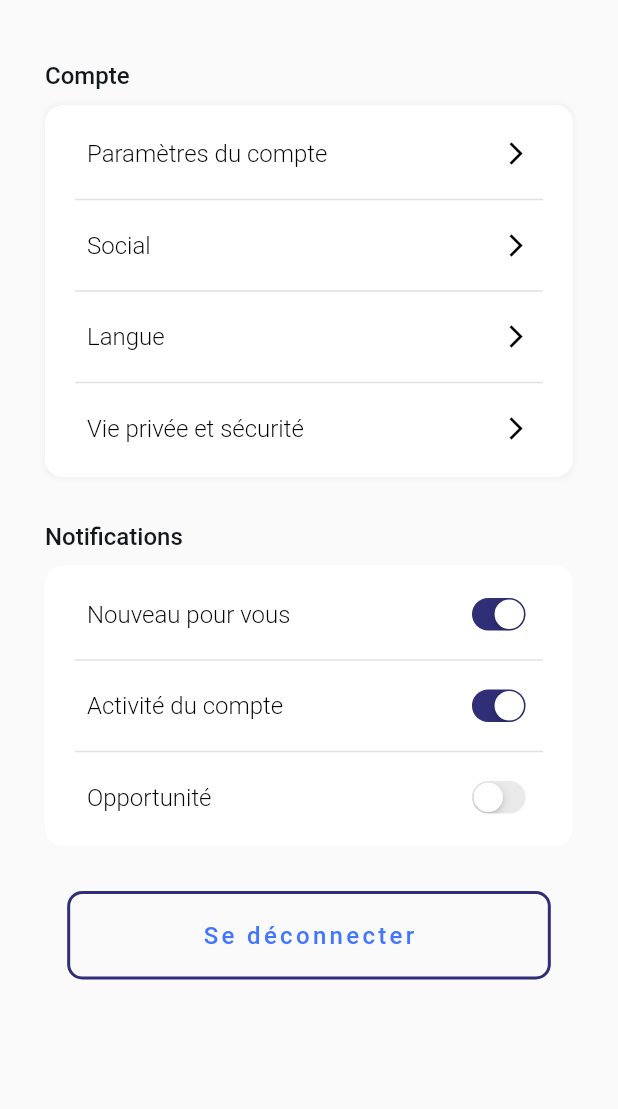
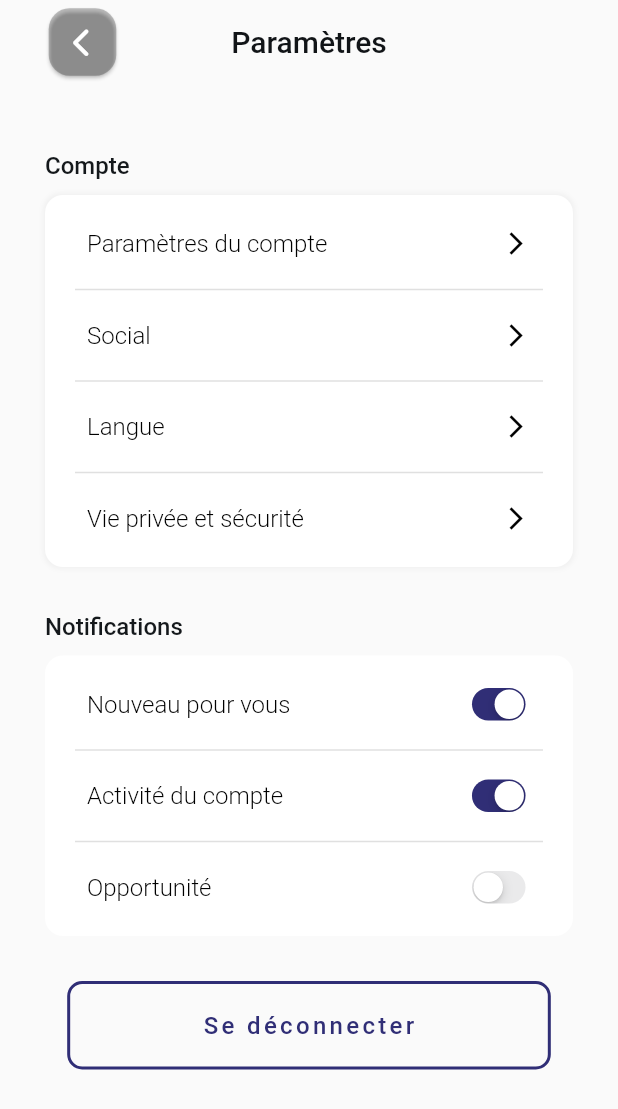
Before and after one commit to FrancisKOUAHO/scan.letsgo, a Flutter app: the SettingsScren screen opened directly, on a phone screen of 412 x 824 dp. Shown: the top 1109 px of the screen. Run offline on Flutter 3.47's test engine with Material 2 defaults, Android fonts, the phone set to English and light mode, and no system bars; our stand-ins replace font_awesome_flutter, google_fonts, google_nav_bar, intro_slider, line_icons, shared_preferences; missing offline and left inert: qr_code_scanner; accounts and stored records are empty; network calls fail; Roboto replaces fonts that are missing (Outfit); statements that could not run were skipped.

Commit message:
add system

```diff
--- a/lib/views/Profil/settings_scren.dart
+++ b/lib/views/Profil/settings_scren.dart
@@ -3,6 +3,7 @@ import 'package:flutter/material.dart';
 
 import '../../../database/db_provider.dart';
 import '../../../theme/letsgo_theme.dart';
+import '../../widgets/custom_return_appbar.dart';
 
 class SettingsScren extends StatefulWidget {
   const SettingsScren({Key? key}) : super(key: key);
@@ -15,6 +16,11 @@ class _SettingsScrenState extends State<SettingsScren> {
   @override
   Widget build(BuildContext context) {
     return Scaffold(
+      appBar: PreferredSize(
+        preferredSize: const Size(double.infinity, 60),
+        child: CustomReturnAppBar(
+            'Paramètres', Colors.transparent, LetsGoTheme.black),
+      ),
       body: Container(
         padding: const EdgeInsets.only(left: 10, top: 25, right: 10),
         child: ListView(
@@ -131,7 +137,7 @@ class _SettingsScrenState extends State<SettingsScren> {
                     style: TextStyle(
                         fontSize: 16,
                         letterSpacing: 2.2,
-                        color: Color(0xff4376FF))),
+                        color: Color(0xFF302E76))),
               ),
             )
           ],
--- /dev/null
+++ b/lib/widgets/custom_return_appbar.dart
@@ -0,0 +1,66 @@
+import 'package:flutter/material.dart';
+import 'package:font_awesome_flutter/font_awesome_flutter.dart';
+
+import '../../theme/LetsGo_theme.dart';
+
+class CustomReturnAppBar extends StatefulWidget {
+  final String pageTitle;
+  final Color backgroundColor;
+  final Color textColor;
+
+  const CustomReturnAppBar(this.pageTitle, this.backgroundColor, this.textColor,
+      {Key? key})
+      : super(key: key);
+
+  @override
+  State<CustomReturnAppBar> createState() => _CustomReturnAppBarState();
+}
+
+class _CustomReturnAppBarState extends State<CustomReturnAppBar> {
+  @override
+  Widget build(BuildContext context) {
+    return AppBar(
+      backgroundColor: widget.backgroundColor,
+      elevation: 0,
+      leadingWidth: 100,
+      centerTitle: true,
+      title: Text(
+        widget.pageTitle,
+        style: TextStyle(
+          color: widget.textColor,
+        ),
+      ),
+      leading: Row(
+        mainAxisAlignment: MainAxisAlignment.spaceEvenly,
+        crossAxisAlignment: CrossAxisAlignment.center,
+        children: [
+          Container(
+            padding: const EdgeInsets.fromLTRB(10, 0, 0, 0),
+            child: Card(
+              clipBehavior: Clip.antiAliasWithSaveLayer,
+              color: const Color(0x3A000000),
+              shape: RoundedRectangleBorder(
+                borderRadius: BorderRadius.circular(14),
+              ),
+              child: Container(
+                color: LetsGoTheme.lightPurple,
+                width: 45,
+                height: 45,
+                child: IconButton(
+                  icon: FaIcon(
+                    FontAwesomeIcons.chevronLeft,
+                    color: LetsGoTheme.main,
+                  ),
+                  iconSize: 20.0,
+                  onPressed: () {
+                    Navigator.of(context).pop();
+                  },
+                ),
+              ),
+            ),
+          ),
+        ],
+      ),
+    );
+  }
+}
```
Also changed, not shown: lib/views/Profil/profil_screen.dart (+6 -74 lines), lib/views/login/sign_in.dart (+3 -7 lines), lib/widgets/custom_profil_appbar.dart (added, +96 -0 lines).
